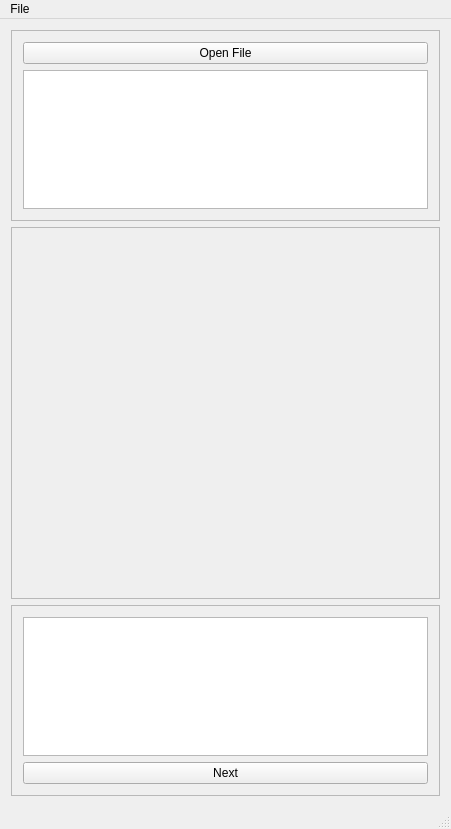
The window that memorymanager.ui (bhberson/QtMemoryManager) describes before a commit, drawn with Qt 5.
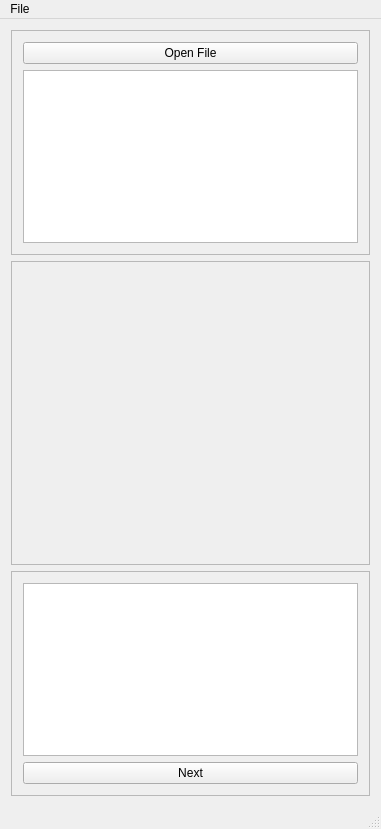
The same window after the commit.

Patch:
```diff
--- a/memorymanager.ui
+++ b/memorymanager.ui
@@ -6,7 +6,7 @@
    <rect>
     <x>0</x>
     <y>0</y>
-    <width>451</width>
+    <width>381</width>
     <height>829</height>
    </rect>
   </property>
@@ -54,7 +54,7 @@
          <property name="sizeHint" stdset="0">
           <size>
            <width>20</width>
-           <height>400</height>
+           <height>300</height>
           </size>
          </property>
         </spacer>
@@ -94,7 +94,7 @@
     <rect>
      <x>0</x>
      <y>0</y>
-     <width>451</width>
+     <width>381</width>
      <height>22</height>
     </rect>
    </property>
```
